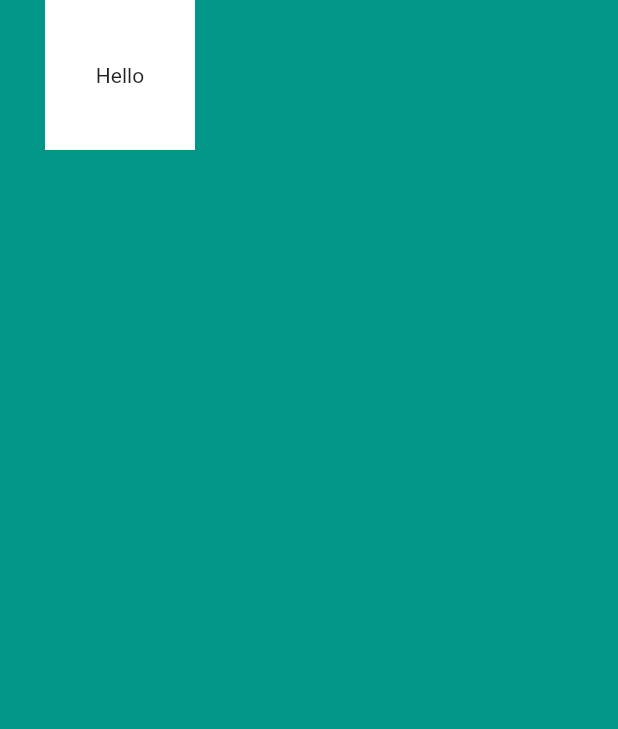
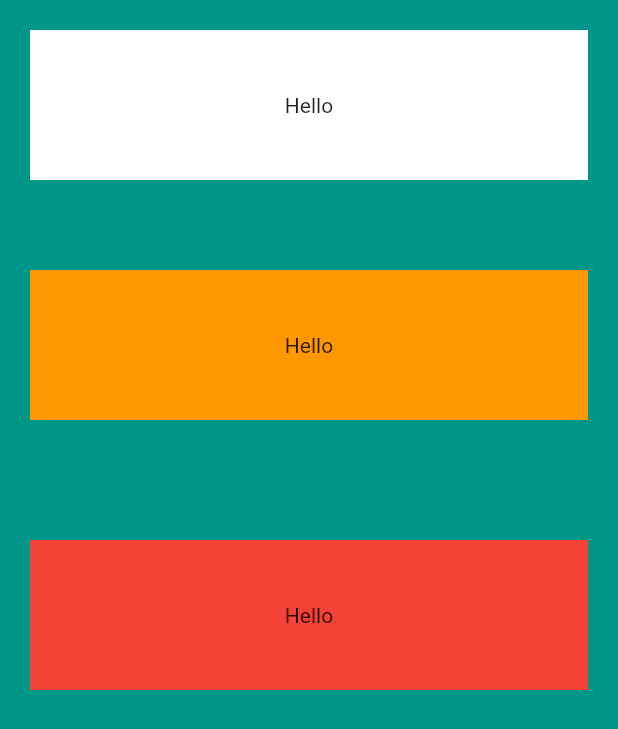
Before and after one commit to jesselima/flutter_bootcamp, a Flutter app: the screen it shows after launch, on a phone screen of 412 x 824 dp. Shown: the top 729 px of the screen. Run offline on Flutter 3.47's test engine with Material 2 defaults, Android fonts, the phone set to English and light mode, and no system bars.

Commit message:
widgets: playground with columns and rows

```diff
--- a/lib/main.dart
+++ b/lib/main.dart
@@ -24,17 +24,49 @@
         /// intrusions by the operating system.
         body: SafeArea(
           /// The Container can have only one child
-          child: Container(
+          child: Column(
+              //mainAxisAlignment: MainAxisAlignment.start,
+              //mainAxisAlignment: MainAxisAlignment.center,
+              //mainAxisAlignment: MainAxisAlignment.end,
+              //mainAxisAlignment: MainAxisAlignment.spaceBetween,
+              //mainAxisAlignment: MainAxisAlignment.spaceAround,
+              //mainAxisAlignment: MainAxisAlignment.spaceEvenly,
+              crossAxisAlignment: CrossAxisAlignment.stretch,
+              children: [
+                Container(
                   height: 100,
-            width: 100,
-            //margin: EdgeInsets.all(20),
+                  margin: EdgeInsets.all(20),
                   //margin: EdgeInsets.symmetric(vertical: 50, horizontal: 16),
                   //margin: EdgeInsets.fromLTRB(16, 32, 16, 10),
-            margin: EdgeInsets.only(left: 30),
-            padding: EdgeInsets.all(20),
+                  //margin: EdgeInsets.only(left: 30),
                   color: Colors.white,
                   child: Center(child: Text("Hello")),
                 ),
+                SizedBox(
+                  height: 20,
+                ),
+                Container(
+                  height: 100,
+                  margin: EdgeInsets.all(20),
+                  //margin: EdgeInsets.symmetric(vertical: 50, horizontal: 16),
+                  //margin: EdgeInsets.fromLTRB(16, 32, 16, 10),
+                  //margin: EdgeInsets.only(left: 30),
+                  color: Colors.orange,
+                  child: Center(child: Text("Hello")),
+                ),
+                SizedBox(
+                  height: 40,
+                ),
+                Container(
+                  height: 100,
+                  margin: EdgeInsets.all(20),
+                  //margin: EdgeInsets.symmetric(vertical: 50, horizontal: 16),
+                  //margin: EdgeInsets.fromLTRB(16, 32, 16, 10),
+                  //margin: EdgeInsets.only(left: 30),
+                  color: Colors.red,
+                  child: Center(child: Text("Hello")),
+                ),
+              ]),
         ),
       ),
     );
```
Lines whose indentation alone changed are shown as unchanged.
